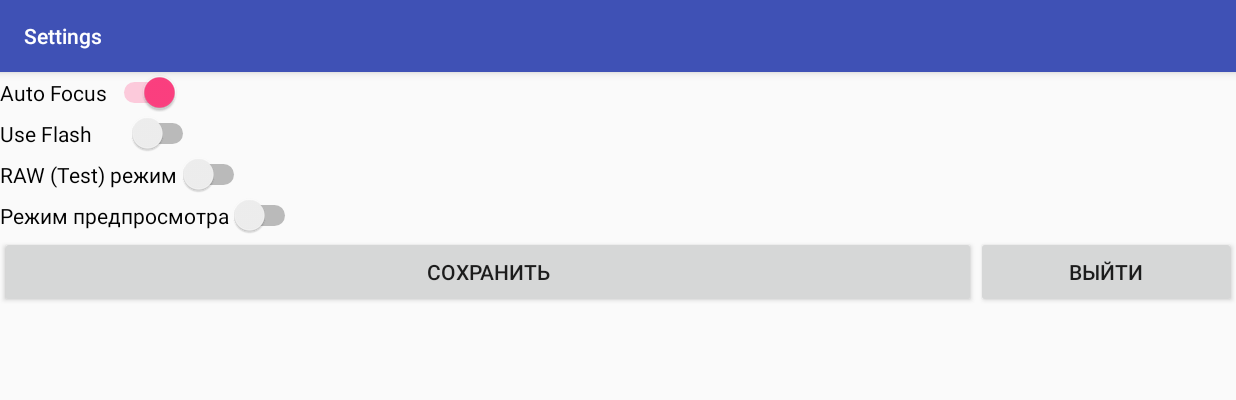
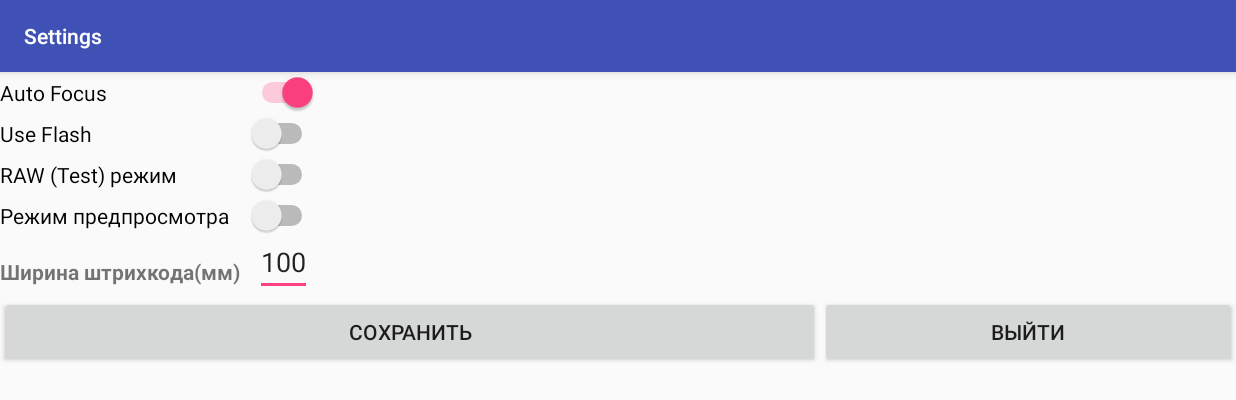
Before and after one commit to onbmob/bt, an Android app: the SettingAct screen opened directly, with no data from a screen before it, on a phone screen of 824 x 412 dp (held sideways). Shown: the top 400 px of the screen. Run offline under Robolectric (Android 15) with nearby library versions, the phone set to English and light mode, and no system bars; 1 statement that could not run was skipped.

Commit message:
Ширина баркода в настройках.

```diff
--- a/app/src/main/java/com/stemsc/bt/BarcodeGraphic.java
+++ b/app/src/main/java/com/stemsc/bt/BarcodeGraphic.java
@@ -66,6 +66,8 @@ class BarcodeGraphic extends GraphicOverlay.Graphic {
     private static int countGoods = 0;
     private static int quantityGoods = 0;
 
+    private static int iWBC = 100;
+
     //    private static String bcTray = "";
     private static String bcTargetCell = "";
 
@@ -84,6 +86,8 @@ class BarcodeGraphic extends GraphicOverlay.Graphic {
         Context applicationContext = MainActivity.getContextOfApplication();
         SharedPreferences sPref = PreferenceManager.getDefaultSharedPreferences(applicationContext);
         mRaw = sPref.getBoolean("raw", false);
+        iWBC =sPref.getInt("wbc",100);
+
         mRectPaint = new Paint();
         mRectPaint.setColor(Color.RED);
         mRectPaint.setStyle(Paint.Style.STROKE);
@@ -156,6 +160,7 @@ class BarcodeGraphic extends GraphicOverlay.Graphic {
         rect.top = translateY(rect.top);
         rect.right = translateX(rect.right);
         rect.bottom = translateY(rect.bottom);
+
 
         if (mRaw) {
             BarcodeCaptureActivity.tvSost.setText(barcode.rawValue);
--- a/app/src/main/java/com/stemsc/bt/SettingAct.java
+++ b/app/src/main/java/com/stemsc/bt/SettingAct.java
@@ -6,10 +6,12 @@ import android.support.v7.app.AppCompatActivity;
 import android.os.Bundle;
 import android.view.View;
 import android.widget.CompoundButton;
+import android.widget.EditText;
 
 public class SettingAct extends AppCompatActivity implements View.OnClickListener {
 
     private SharedPreferences sPref;
+    private EditText et1;
 
     @Override
     protected void onCreate(Bundle savedInstanceState) {
@@ -17,19 +19,19 @@ public class SettingAct extends AppCompatActivity implements View.OnClickListene
         setContentView(R.layout.activity_setting);
         findViewById(R.id.button3).setOnClickListener(this);
         findViewById(R.id.button4).setOnClickListener(this);
+        et1 = (EditText) findViewById(R.id.etWBC);
 
         sPref = PreferenceManager.getDefaultSharedPreferences(this.getApplicationContext());
         ((CompoundButton) findViewById(R.id.m_auto_focus)).setChecked(sPref.getBoolean("af", true));
         ((CompoundButton) findViewById(R.id.m_use_flash)).setChecked(sPref.getBoolean("fl", false));
         ((CompoundButton) findViewById(R.id.m_raw)).setChecked(sPref.getBoolean("raw", false));
         ((CompoundButton) findViewById(R.id.m_pv)).setChecked(sPref.getBoolean("pv", false));
-//        ((CompoundButton) findViewById(R.id.use_arrow)).setChecked(sPref.getBoolean("arr", true));
-//        ((CompoundButton) findViewById(R.id.use_description)).setChecked(sPref.getBoolean("desc", true));
-//        ((CompoundButton) findViewById(R.id.use_deb)).setChecked(sPref.getBoolean("deb", false));
+        ((EditText) findViewById(R.id.etWBC)).setText(sPref.getInt("wbc", 100));
     }
 
     @Override
     public void onClick(View view) {
+
         if (view.getId() == R.id.button3) {
 
             SharedPreferences.Editor ed = sPref.edit();
@@ -37,9 +39,7 @@ public class SettingAct extends AppCompatActivity implements View.OnClickListene
             ed.putBoolean("fl", ((CompoundButton) findViewById(R.id.m_use_flash)).isChecked());
             ed.putBoolean("raw", ((CompoundButton) findViewById(R.id.m_raw)).isChecked());
             ed.putBoolean("pv", ((CompoundButton) findViewById(R.id.m_pv)).isChecked());
-//            ed.putBoolean("arr", ((CompoundButton) findViewById(R.id.use_arrow)).isChecked());
-//            ed.putBoolean("desc", ((CompoundButton) findViewById(R.id.use_description)).isChecked());
-//            ed.putBoolean("deb", ((CompoundButton) findViewById(R.id.use_deb)).isChecked());
+            ed.putInt("wbc", Integer.parseInt(et1.getText().toString()));
             //  ed.commit(); // Типа во внешнюю
             ed.apply();
 
--- a/app/src/main/res/layout-v17/activity_setting.xml
+++ b/app/src/main/res/layout-v17/activity_setting.xml
@@ -5,64 +5,59 @@
     android:id="@+id/activity_setting"
     android:layout_width="match_parent"
     android:layout_height="match_parent"
-    tools:context="com.stemsc.bt.SettingAct">
+    tools:context="com.stemsc.bt.SettingAct"
+    android:weightSum="1">
     <Switch
-        android:layout_width="wrap_content"
-        android:layout_height="wrap_content"
+        android:layout_width="212dp"
+        android:layout_height="0dp"
         android:text="@string/auto_focus"
         android:id="@+id/m_auto_focus"
         android:checked="true"
-        android:duplicateParentState="true" />
+        android:layout_weight="0.10" />
     <Switch
-        android:layout_width="wrap_content"
-        android:layout_height="wrap_content"
+        android:layout_width="212dp"
+        android:layout_height="0dp"
         android:text="@string/use_flash"
         android:id="@+id/m_use_flash"
-        android:checked="false" />
+        android:checked="false"
+        android:layout_weight="0.10"  />
 
     <Switch
-        android:layout_width="wrap_content"
-        android:layout_height="wrap_content"
+        android:layout_width="212dp"
+        android:layout_height="0dp"
         android:text="RAW (Test) режим"
         android:id="@+id/m_raw"
-        android:checked="false" />
+        android:checked="false"
+        android:layout_weight="0.10"  />
+
 
     <Switch
-        android:layout_width="wrap_content"
-        android:layout_height="wrap_content"
+        android:layout_width="212dp"
+        android:layout_height="0dp"
         android:text="Режим предпросмотра"
         android:id="@+id/m_pv"
-        android:checked="false" />
+        android:checked="false"
+        android:layout_weight="0.10"  />
 
-    <!--
-            <TextView
-                android:text="Выводить"
-                android:layout_width="match_parent"
-                android:layout_height="wrap_content"
-                android:id="@+id/textView"
-                android:textAppearance="?android:attr/textAppearanceLarge"
-                tools:layout_marginTop="20dp" />
+    <LinearLayout
+        android:layout_width="match_parent"
+        android:layout_height="40dp"
+        android:orientation="horizontal">
 
-            <Switch
-                android:layout_width="wrap_content"
-                android:layout_height="wrap_content"
-                android:text="Стрелки для ячеек"
-                android:id="@+id/use_arrow"
-                android:checked="true" />
-            <Switch
-                android:layout_width="wrap_content"
-                android:layout_height="wrap_content"
-                android:text="Описание товара   "
-                android:id="@+id/use_description"
-                android:checked="true" />
+        <TextView
+            android:layout_width="170dp"
+            android:layout_height="wrap_content"
+            android:textStyle="bold"
+            android:text="Ширина штрихкода(мм)" />
 
-            <Switch
-                android:layout_width="wrap_content"
-                android:layout_height="wrap_content"
-                android:text="Значение класса    "
-                android:id="@+id/use_deb"
-                android:checked="false" />
-        -->
+        <EditText
+            android:id="@+id/etWBC"
+            android:layout_width="wrap_content"
+            android:layout_height="wrap_content"
+            android:text="100"
+            android:inputType="numberDecimal" />
+
+    </LinearLayout>
 
     <LinearLayout
         android:orientation="horizontal"
@@ -74,13 +69,14 @@
             android:layout_height="wrap_content"
             android:text="Сохранить"
             android:id="@+id/button3"
-            android:layout_weight="1" />
+            android:layout_weight="0.7" />
 
         <Button
             android:text="Выйти"
-            android:layout_width="173dp"
+            android:layout_width="wrap_content"
             android:layout_height="wrap_content"
-            android:id="@+id/button4" />
+            android:id="@+id/button4"
+            android:layout_weight="0.3" />
     </LinearLayout>
 
 </LinearLayout>
```
